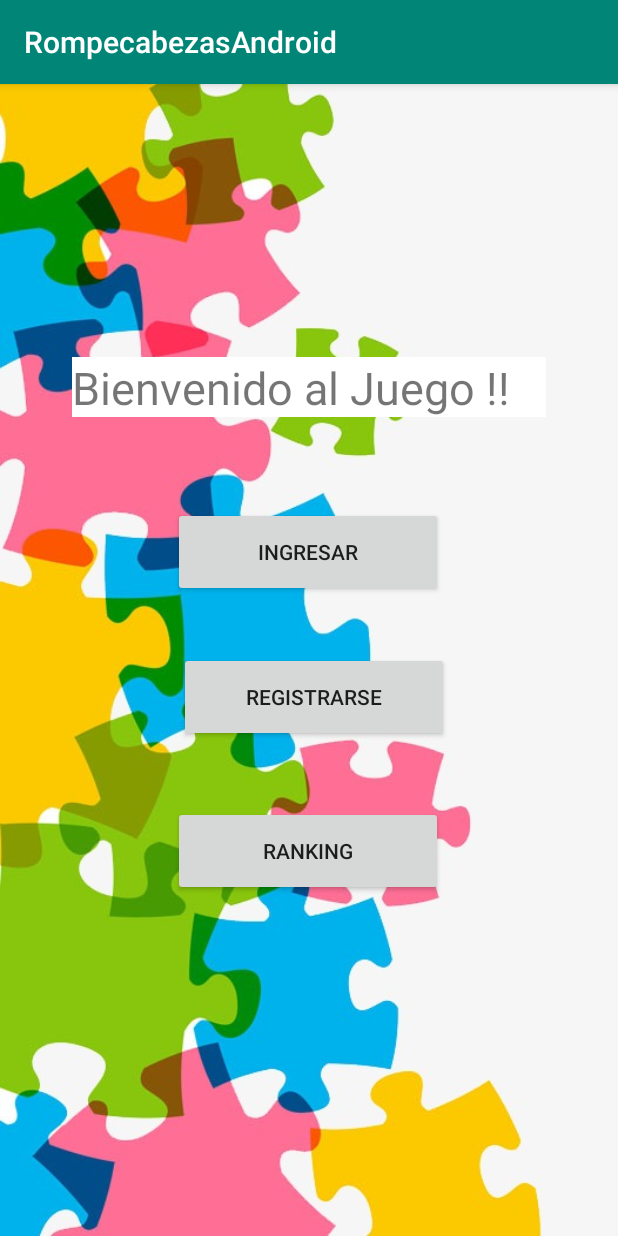
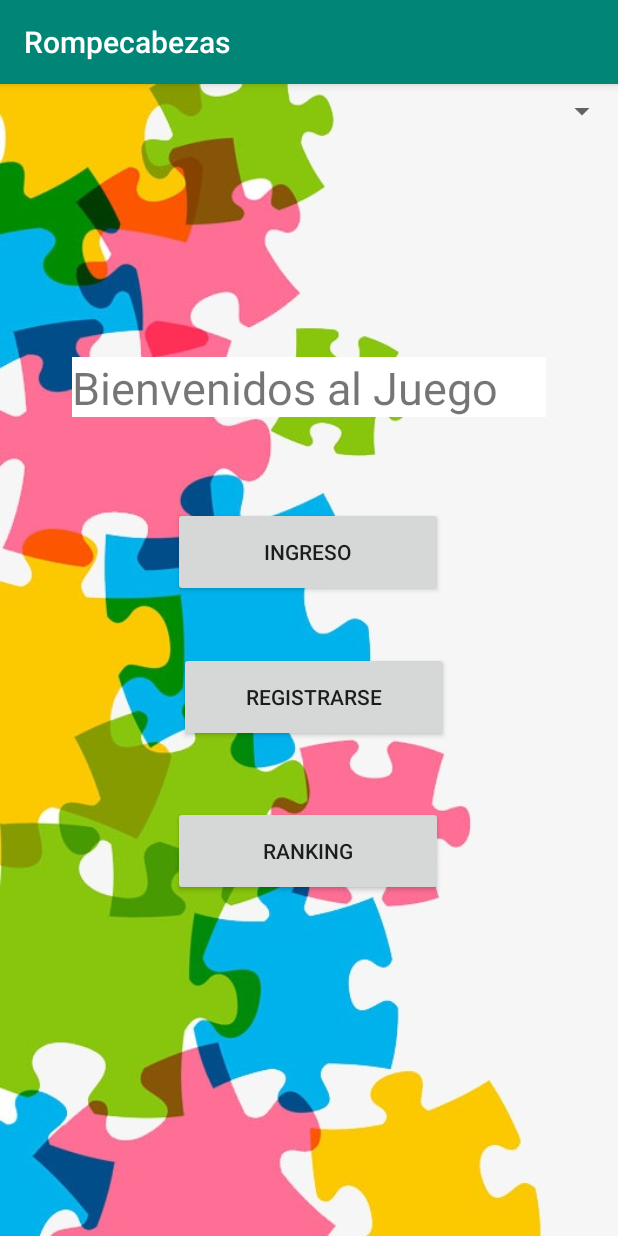
Before and after one commit to lorenopemac/Rompecabezas, an Android app: the screen it shows after launch (MainActivity), on a phone screen of 412 x 824 dp. Run offline under Robolectric (Android 15) with nearby library versions, the phone set to English and light mode, and no system bars.

Commit message:
Funcionamiento con  distintos idiomas

```diff
--- a/app/src/main/AndroidManifest.xml
+++ b/app/src/main/AndroidManifest.xml
@@ -9,7 +9,7 @@
     <application
         android:allowBackup="true"
         android:icon="@mipmap/ic_launcher"
-        android:label="@string/app_name"
+        android:label="Rompecabezas"
         android:roundIcon="@mipmap/ic_launcher_round"
         android:supportsRtl="true"
         android:theme="@style/AppTheme">
@@ -17,11 +17,11 @@
         <activity android:name=".Juego" />
         <activity
             android:name=".Login"
-            android:label="@string/title_activity_login"
+            android:label="Login"
             android:theme="@style/AppTheme.NoActionBar" />
         <activity
             android:name=".Registro"
-            android:label="@string/title_activity_registro"
+            android:label="Registro"
             android:theme="@style/AppTheme.NoActionBar" />
         <activity android:name=".MainActivity">
             <intent-filter>
--- a/app/src/main/java/labprog/rompecabezasandroid/MainActivity.java
+++ b/app/src/main/java/labprog/rompecabezasandroid/MainActivity.java
@@ -1,22 +1,50 @@
 package labprog.rompecabezasandroid;
 
 import android.content.Intent;
+import android.content.res.Configuration;
+import android.content.res.Resources;
 import android.support.v7.app.AppCompatActivity;
 import android.os.Bundle;
+import android.util.DisplayMetrics;
 import android.view.View;
+import android.widget.AdapterView;
 import android.widget.Button;
+import android.widget.Spinner;
+import android.widget.Toast;
+
+import java.util.Locale;
 
 import entidades.ConexionSQLiteHelper;
 
 public class MainActivity extends AppCompatActivity {
-
+    Spinner spinnerctrl;
+    Button btn;
+    Locale myLocale;
     @Override
     protected void onCreate(Bundle savedInstanceState) {
         super.onCreate(savedInstanceState);
         setContentView(R.layout.activity_main);
         ConexionSQLiteHelper conn = new ConexionSQLiteHelper(this,"bdU",null,1);
+        spinnerctrl = (Spinner) findViewById(R.id.spinner1);
+        spinnerctrl.setOnItemSelectedListener(new AdapterView.OnItemSelectedListener() {
+
+            public void onItemSelected(AdapterView<?> parent, View view,int pos, long id) {
+
+                if (pos == 1) {
+                    Toast.makeText(parent.getContext(),"You have selected Español", Toast.LENGTH_SHORT).show();
+                    setLocale("sp");
+                } else if (pos == 2) {
+                    Toast.makeText(parent.getContext(),"You have selected English", Toast.LENGTH_SHORT).show();
+                    setLocale("en");
+                }
+            }
+
+            public void onNothingSelected(AdapterView<?> arg0) {
+                // TODO Auto-generated method stub
+            }
+
+        });
         init();
-
     }
     public Button but1;
     public Button but2;
@@ -42,6 +70,18 @@ public class MainActivity extends AppCompatActivity {
         });
     }
 
+    public void setLocale(String lenguaje) {
+
+        myLocale = new Locale(lenguaje);
+        Resources res = getResources();
+        DisplayMetrics dm = res.getDisplayMetrics();
+        Configuration conf = res.getConfiguration();
+        conf.locale = myLocale;
+        res.updateConfiguration(conf, dm);
+        Intent refresh = new Intent(this, MainActivity.class);
+        startActivity(refresh);
+    }
+
 
 
 }
--- a/app/src/main/res/layout/activity_main.xml
+++ b/app/src/main/res/layout/activity_main.xml
@@ -12,7 +12,7 @@
         android:layout_width="316dp"
         android:layout_height="40dp"
         android:background="@android:color/background_light"
-        android:text="Bienvenido al Juego !!"
+        android:text="@string/bienvenida"
         android:textSize="30sp"
         app:autoSizeMaxTextSize="30dp"
         app:layout_constraintBottom_toBottomOf="parent"
@@ -31,7 +31,7 @@
         android:layout_marginEnd="8dp"
         android:layout_marginRight="8dp"
         android:layout_marginBottom="8dp"
-        android:text="Ingresar"
+        android:text="@string/ingresar"
         app:layout_constraintBottom_toBottomOf="parent"
         app:layout_constraintEnd_toEndOf="parent"
         app:layout_constraintHorizontal_bias="0.498"
@@ -49,7 +49,7 @@
         android:layout_marginEnd="8dp"
         android:layout_marginRight="8dp"
         android:layout_marginBottom="8dp"
-        android:text="Registrarse"
+        android:text="@string/registro"
         app:layout_constraintBottom_toBottomOf="parent"
         app:layout_constraintEnd_toEndOf="parent"
         app:layout_constraintHorizontal_bias="0.516"
@@ -67,7 +67,7 @@
         android:layout_marginEnd="8dp"
         android:layout_marginRight="8dp"
         android:layout_marginBottom="8dp"
-        android:text="Ranking"
+        android:text="@string/ranking"
         app:layout_constraintBottom_toBottomOf="parent"
         app:layout_constraintEnd_toEndOf="parent"
         app:layout_constraintHorizontal_bias="0.497"
@@ -75,4 +75,18 @@
         app:layout_constraintTop_toBottomOf="@+id/button2"
         app:layout_constraintVertical_bias="0.137" />
 
+    <Spinner
+        android:id="@+id/spinner1"
+        android:layout_width="match_parent"
+        android:layout_height="19dp"
+        android:layout_marginTop="8dp"
+        android:layout_marginBottom="8dp"
+        android:entries="@array/languages"
+        android:gravity="center"
+        android:paddingTop="25sp"
+        app:layout_constraintBottom_toTopOf="@+id/textView2"
+        app:layout_constraintTop_toTopOf="parent"
+        app:layout_constraintVertical_bias="0.0"
+        tools:layout_editor_absoluteX="0dp" />
+
 </android.support.constraint.ConstraintLayout>
--- a/app/src/main/res/layout/content_login.xml
+++ b/app/src/main/res/layout/content_login.xml
@@ -45,7 +45,7 @@
             android:id="@+id/btnIngreso"
             android:layout_width="match_parent"
             android:layout_height="wrap_content"
-            android:text="Ingresar" />
+            android:text="@string/ingreso"/>
 
     </LinearLayout>
 </android.support.constraint.ConstraintLayout>
--- a/app/src/main/res/layout/content_registro.xml
+++ b/app/src/main/res/layout/content_registro.xml
@@ -47,7 +47,7 @@
                             android:layout_width="wrap_content"
                             android:layout_height="16dp"
                             android:layout_weight="1"
-                            android:text="Button" />
+                            android:text="@string/ingreso" />
 
                         <EditText
                             android:id="@+id/editTextContraseña"
--- /dev/null
+++ b/app/src/main/res/values/String.xml
@@ -0,0 +1,18 @@
+<?xml version="1.0" encoding="utf-8"?>
+<resources>
+
+    <string name="app_name">Rompecabezas</string>
+    <string name="title_activity_android_localize">AndroidLocalize</string>
+    <string name="langselection">जिस भाषा में आप सचिन को नमस्कार करना चाहते हैं का चयन करें!!!!</string>
+    <string name="chooselang">Selecciona un Lenguaje</string>
+    <string-array name="languages">
+        <item>Seleccion lenguaje</item>
+        <item>Español</item>
+        <item>Ingles</item>
+    </string-array>
+    <string name="bienvenida">Bienvenidos al Juego</string>
+    <string name="ingresar">Ingreso</string>
+    <string name="registro">Registrarse</string>
+    <string name="ranking">Ranking</string>
+    <string name="ingreso">Ingresar</string>
+</resources>
```
Also changed, not shown: app/src/main/java/labprog/rompecabezasandroid/Helper/LocaleHelper.java (added, +65 -0 lines), app/src/main/java/labprog/rompecabezasandroid/Juego.java (+21 -18 lines), app/src/main/res/values/strings.xml (deleted, +0 -18 lines), app/src/main/res/drawable/paloma2.png, app/src/main/res/drawable/paloma5.png, 2 other files.
